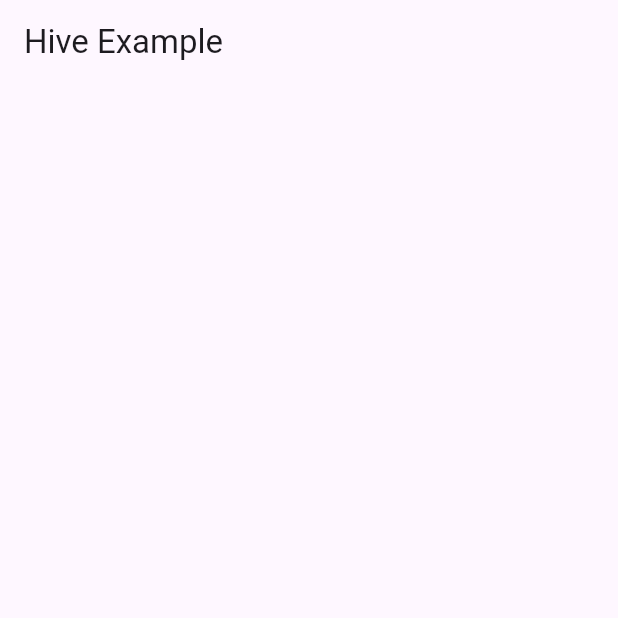
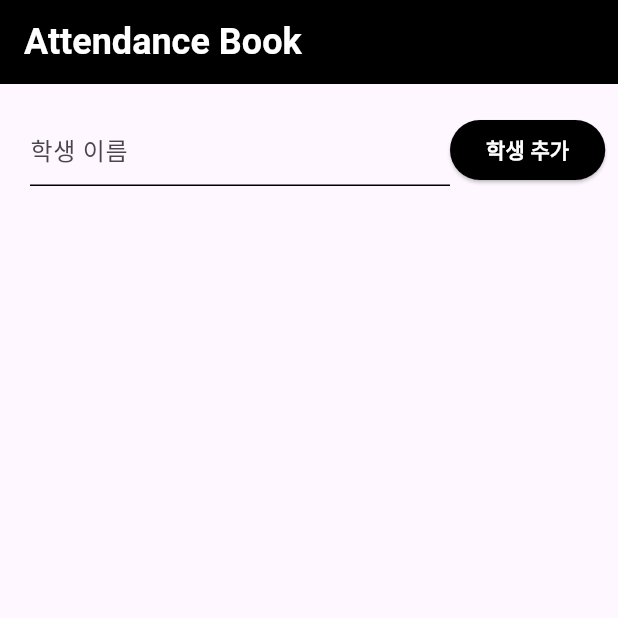
Before and after one commit to seonwooke/flutter-local-storage, a Flutter app: the screen it shows after launch, on a phone screen of 412 x 824 dp, the top half of it. Run offline on Flutter 3.47's test engine with Material 3 defaults, Android fonts, the phone set to English and light mode, and no system bars; our stand-ins replace hive, hive_flutter; accounts and stored records are empty.

Commit message:
:art: Hive example code

```diff
--- a/lib/example_view.dart
+++ b/lib/example_view.dart
@@ -1,20 +1,169 @@
 import 'package:flutter/material.dart';
 import 'package:hive_flutter/hive_flutter.dart';
 
+import 'person_model.dart';
+
 class ExampleView extends StatelessWidget {
   ExampleView({super.key});
-  final box = Hive.box('myBox');
+  final nameController = TextEditingController();
 
   @override
   Widget build(BuildContext context) {
     return MaterialApp(
       home: Scaffold(
-        appBar: AppBar(
-          title: const Text(
-            'Hive Example',
+        appBar: _appBarWidget(),
+        body: _bodyWidget(),
+      ),
+    );
+  }
+
+  _appBarWidget() {
+    return AppBar(
+      backgroundColor: Colors.black,
+      title: const Text(
+        'Attendance Book',
+        style: TextStyle(
+          color: Colors.white,
+          fontSize: 24,
+          fontWeight: FontWeight.bold,
+        ),
+      ),
+    );
+  }
+
+  _bodyWidget() {
+    return ValueListenableBuilder /* Hive 제공 위젯 */ (
+      valueListenable: Hive.box<PersonModel>('AttendanceBook').listenable(),
+      builder: (context, Box<PersonModel> box, child) {
+        return SingleChildScrollView(
+          child: Padding(
+            padding: const EdgeInsets.all(20),
+            child: Column(
+              children: [
+                /// 학생 추가
+                Row(
+                  mainAxisAlignment: MainAxisAlignment.spaceBetween,
+                  children: [
+                    SizedBox(
+                      width: 280,
+                      child: TextFormField(
+                        controller: nameController,
+                        cursorColor: Colors.black,
+                        decoration: const InputDecoration(
+                          hintText: '학생 이름',
+                          enabledBorder: UnderlineInputBorder(
+                            borderSide: BorderSide(color: Colors.black),
+                          ),
+                          focusedBorder: UnderlineInputBorder(
+                            borderSide: BorderSide(color: Colors.black),
+                          ),
+                        ),
+                      ),
+                    ),
+                    ElevatedButton(
+                      onPressed: () {
+                        /* Hive 이용 구간 */
+                        int id = 0;
+                        if (box.isNotEmpty) {
+                          final prevStudent = box.getAt(box.length - 1);
+                          if (prevStudent != null) {
+                            id = prevStudent.id + 1;
+                          }
+                        }
+                        box.put(
+                            id, PersonModel(id: id, name: nameController.text));
+                        nameController.clear();
+                        debugPrint('[SUCCESS] 학생 추가');
+                      },
+                      style: ButtonStyle(
+                        backgroundColor:
+                            MaterialStateProperty.resolveWith((states) {
+                          return Colors.black;
+                        }),
+                      ),
+                      child: const Text(
+                        '학생 추가',
+                        style: TextStyle(
+                          color: Colors.white,
+                          fontWeight: FontWeight.bold,
+                        ),
+                      ),
+                    ),
+                  ],
+                ),
+
+                /// 학생 명단
+                ListView.builder(
+                  shrinkWrap: true,
+                  physics: const NeverScrollableScrollPhysics(),
+                  itemCount: box.length,
+                  itemBuilder: (_, index) {
+                    /* Hive 이용 구간 */
+                    final student = box.getAt(index);
+                    if (student == null) {
+                      return const Center(child: Text('학생이 없습니다'));
+                    } else {
+                      return _studentBlock(
+                        student,
+                        () {
+                          if (!student.attend) {
+                            final newModel = PersonModel(
+                              id: student.id,
+                              name: student.name,
+                              attend: true,
+                            );
+                            box.put(student.id, newModel);
+                          }
+                        },
+                      );
+                    }
+                  },
+                ),
+              ],
+            ),
+          ),
+        );
+      },
+    );
+  }
+
+  /// 학생 명단 위젯
+  Widget _studentBlock(PersonModel student, void Function() onPressed) {
+    return Padding(
+      padding: const EdgeInsets.only(top: 20),
+      child: Container(
+        height: 80,
+        decoration: BoxDecoration(
+          color: Colors.grey[200],
+          borderRadius: BorderRadius.circular(16),
+        ),
+        child: Padding(
+          padding: const EdgeInsets.only(left: 20, right: 5),
+          child: Row(
+            mainAxisAlignment: MainAxisAlignment.spaceBetween,
+            children: [
+              Text(
+                '${student.name}(${student.age})',
+                style: const TextStyle(
+                  fontSize: 20,
+                  fontWeight: FontWeight.bold,
+                ),
+              ),
+              IconButton(
+                onPressed: onPressed,
+                icon: student.attend
+                    ? const Icon(
+                        Icons.check_circle,
+                        color: Colors.green,
+                      )
+                    : const Icon(
+                        Icons.circle_outlined,
+                        color: Colors.black,
+                      ),
+              )
+            ],
           ),
         ),
-        body: const SizedBox(),
       ),
     );
   }
--- a/lib/main.dart
+++ b/lib/main.dart
@@ -7,7 +7,7 @@ import 'person_model.dart';
 Future<void> main() async {
   await Hive.initFlutter();
   Hive.registerAdapter(PersonModelAdapter());
-  await Hive.openBox('myBox');
+  await Hive.openBox<PersonModel>('AttendanceBook');
 
   runApp(ExampleView());
 }
--- a/lib/person_model.dart
+++ b/lib/person_model.dart
@@ -5,17 +5,21 @@ part 'person_model.g.dart';
 @HiveType(typeId: 0)
 class PersonModel {
   @HiveField(0)
+  final int id;
+
+  @HiveField(1)
   final String name;
 
-  @HiveField(1)
+  @HiveField(2)
   final int age;
 
-  @HiveField(2)
+  @HiveField(3)
   final bool attend;
 
   PersonModel({
+    required this.id,
     required this.name,
-    required this.age,
+    this.age = 20,
     this.attend = false,
   });
 }
```
Also changed, not shown: lib/person_model.g.dart.
